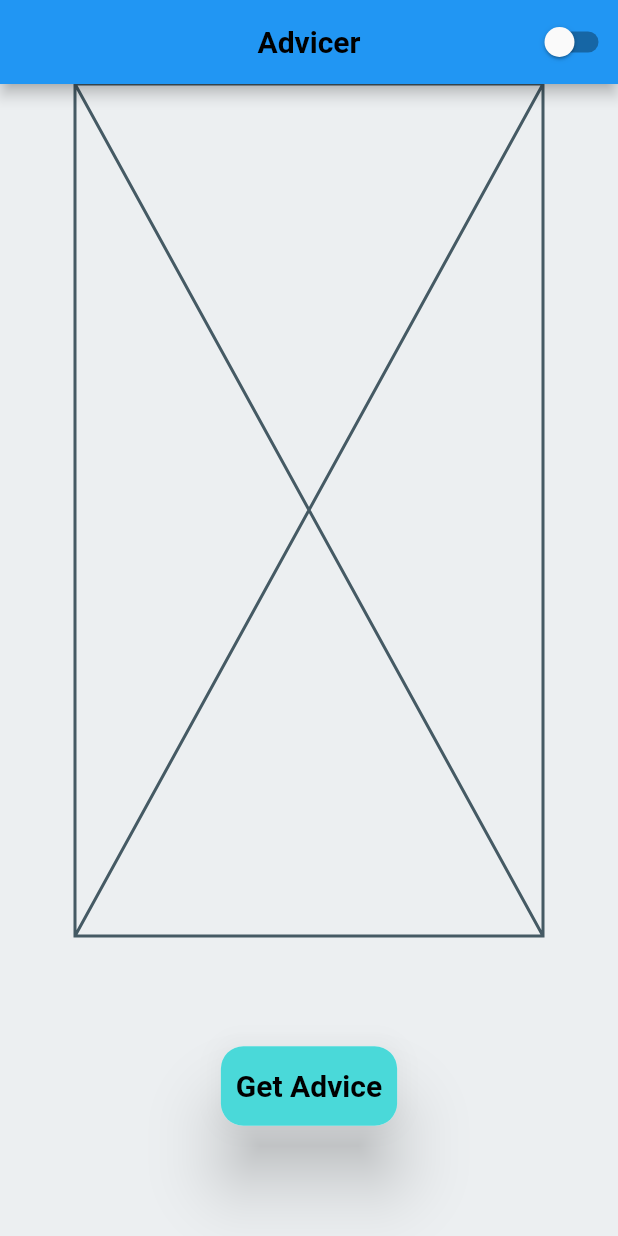
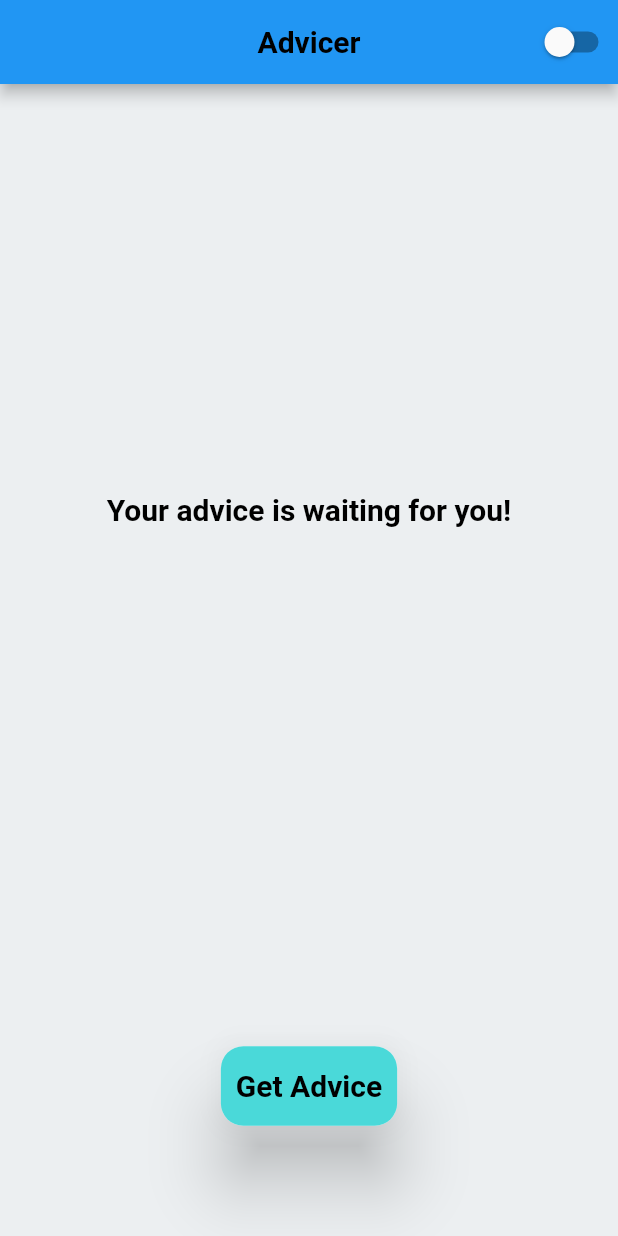
Before and after one commit to Alejandrehl/advicer, a Flutter app: the screen it shows after launch, on a phone screen of 412 x 824 dp. Run offline on Flutter 3.47's test engine with Material 2 defaults, Android fonts, the phone set to English and light mode, and no system bars; Roboto replaces fonts that are missing (Rubik).

Commit message:
First advice

```diff
--- a/lib/application/pages/advice/advice_page.dart
+++ b/lib/application/pages/advice/advice_page.dart
@@ -30,11 +30,21 @@ class AdvicePage extends StatelessWidget {
       body: Padding(
         padding: const EdgeInsets.symmetric(horizontal: 50.0),
         child: Column(
-          children: const [
-            Expanded(child: Placeholder()),
-            SizedBox(
+          children: [
+            Expanded(
+              child: Center(
+                child: Text(
+                  'Your advice is waiting for you!',
+                  style: themeData.textTheme.headline1,
+                  textAlign: TextAlign.center,
+                ),
+              ),
+            ),
+            const SizedBox(
               height: 200,
-              child: Center(child: CustomButton()),
+              child: Center(
+                child: CustomButton(),
+              ),
             ),
           ],
         ),
```
